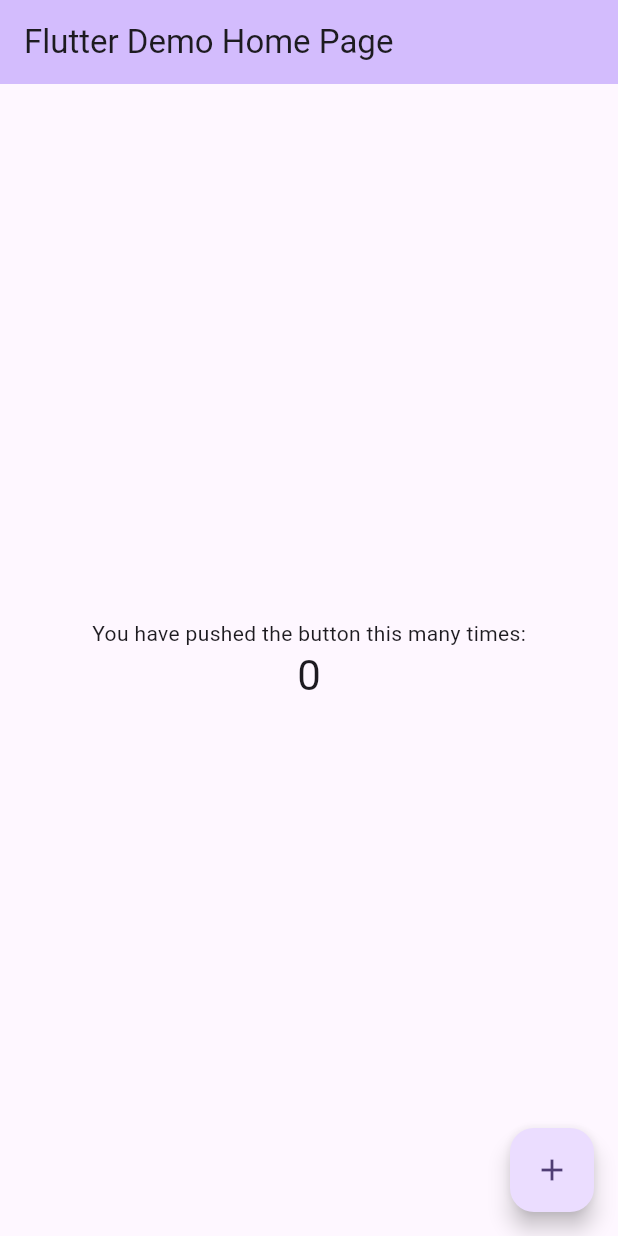
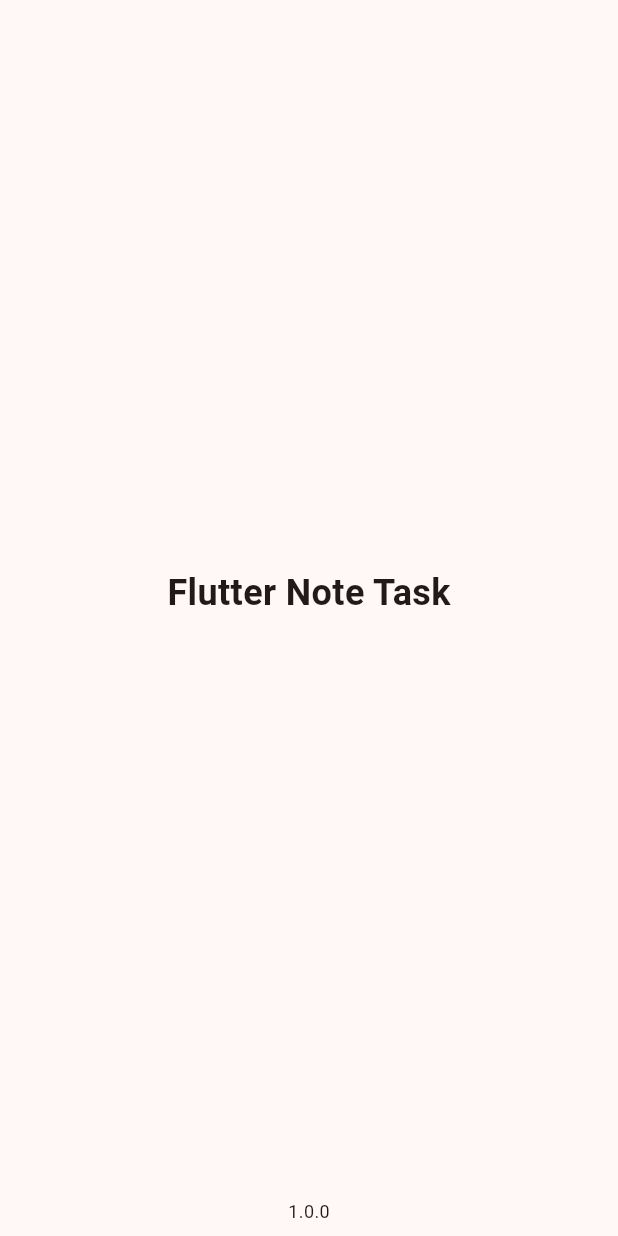
Before and after one commit to yoesuv/Flutter-Note-DB, a Flutter app: the screen it shows after launch, on a phone screen of 412 x 824 dp. Run offline on Flutter 3.47's test engine with Material 3 defaults, Android fonts, the phone set to English and light mode, and no system bars.

Commit message:
:newspaper: add route

```diff
--- a/lib/main.dart
+++ b/lib/main.dart
@@ -1,125 +1,6 @@
 import 'package:flutter/material.dart';
+import 'package:flutter_note/src/my_app.dart';
 
 void main() {
   runApp(const MyApp());
 }
-
-class MyApp extends StatelessWidget {
-  const MyApp({super.key});
-
-  // This widget is the root of your application.
-  @override
-  Widget build(BuildContext context) {
-    return MaterialApp(
-      title: 'Flutter Demo',
-      theme: ThemeData(
-        // This is the theme of your application.
-        //
-        // TRY THIS: Try running your application with "flutter run". You'll see
-        // the application has a purple toolbar. Then, without quitting the app,
-        // try changing the seedColor in the colorScheme below to Colors.green
-        // and then invoke "hot reload" (save your changes or press the "hot
-        // reload" button in a Flutter-supported IDE, or press "r" if you used
-        // the command line to start the app).
-        //
-        // Notice that the counter didn't reset back to zero; the application
-        // state is not lost during the reload. To reset the state, use hot
-        // restart instead.
-        //
-        // This works for code too, not just values: Most code changes can be
-        // tested with just a hot reload.
-        colorScheme: ColorScheme.fromSeed(seedColor: Colors.deepPurple),
-        useMaterial3: true,
-      ),
-      home: const MyHomePage(title: 'Flutter Demo Home Page'),
-    );
-  }
-}
-
-class MyHomePage extends StatefulWidget {
-  const MyHomePage({super.key, required this.title});
-
-  // This widget is the home page of your application. It is stateful, meaning
-  // that it has a State object (defined below) that contains fields that affect
-  // how it looks.
-
-  // This class is the configuration for the state. It holds the values (in this
-  // case the title) provided by the parent (in this case the App widget) and
-  // used by the build method of the State. Fields in a Widget subclass are
-  // always marked "final".
-
-  final String title;
-
-  @override
-  State<MyHomePage> createState() => _MyHomePageState();
-}
-
-class _MyHomePageState extends State<MyHomePage> {
-  int _counter = 0;
-
-  void _incrementCounter() {
-    setState(() {
-      // This call to setState tells the Flutter framework that something has
-      // changed in this State, which causes it to rerun the build method below
-      // so that the display can reflect the updated values. If we changed
-      // _counter without calling setState(), then the build method would not be
-      // called again, and so nothing would appear to happen.
-      _counter++;
-    });
-  }
-
-  @override
-  Widget build(BuildContext context) {
-    // This method is rerun every time setState is called, for instance as done
-    // by the _incrementCounter method above.
-    //
-    // The Flutter framework has been optimized to make rerunning build methods
-    // fast, so that you can just rebuild anything that needs updating rather
-    // than having to individually change instances of widgets.
-    return Scaffold(
-      appBar: AppBar(
-        // TRY THIS: Try changing the color here to a specific color (to
-        // Colors.amber, perhaps?) and trigger a hot reload to see the AppBar
-        // change color while the other colors stay the same.
-        backgroundColor: Theme.of(context).colorScheme.inversePrimary,
-        // Here we take the value from the MyHomePage object that was created by
-        // the App.build method, and use it to set our appbar title.
-        title: Text(widget.title),
-      ),
-      body: Center(
-        // Center is a layout widget. It takes a single child and positions it
-        // in the middle of the parent.
-        child: Column(
-          // Column is also a layout widget. It takes a list of children and
-          // arranges them vertically. By default, it sizes itself to fit its
-          // children horizontally, and tries to be as tall as its parent.
-          //
-          // Column has various properties to control how it sizes itself and
-          // how it positions its children. Here we use mainAxisAlignment to
-          // center the children vertically; the main axis here is the vertical
-          // axis because Columns are vertical (the cross axis would be
-          // horizontal).
-          //
-          // TRY THIS: Invoke "debug painting" (choose the "Toggle Debug Paint"
-          // action in the IDE, or press "p" in the console), to see the
-          // wireframe for each widget.
-          mainAxisAlignment: MainAxisAlignment.center,
-          children: <Widget>[
-            const Text(
-              'You have pushed the button this many times:',
-            ),
-            Text(
-              '$_counter',
-              style: Theme.of(context).textTheme.headlineMedium,
-            ),
-          ],
-        ),
-      ),
-      floatingActionButton: FloatingActionButton(
-        onPressed: _incrementCounter,
-        tooltip: 'Increment',
-        child: const Icon(Icons.add),
-      ), // This trailing comma makes auto-formatting nicer for build methods.
-    );
-  }
-}
--- /dev/null
+++ b/lib/src/core/route/app_route.dart
@@ -0,0 +1,27 @@
+import 'package:flutter/material.dart';
+import 'package:flutter_note/src/ui/screens/splash_screen.dart';
+
+class AppRoute {
+  static Route<dynamic> routes(RouteSettings settings) {
+    switch (settings.name) {
+      case "/":
+        return MaterialPageRoute(builder: (context) {
+          return const SplashScreen();
+        });
+      default:
+        return MaterialPageRoute(builder: (context) {
+          return const Scaffold(
+            body: Center(
+              child: Text(
+                "Page Not Found",
+                style: TextStyle(
+                  fontSize: 24,
+                  fontWeight: FontWeight.bold,
+                ),
+              ),
+            ),
+          );
+        });
+    }
+  }
+}
--- /dev/null
+++ b/lib/src/my_app.dart
@@ -0,0 +1,21 @@
+import 'package:flutter/material.dart';
+import 'package:flutter_note/src/core/route/app_route.dart';
+
+class MyApp extends StatelessWidget {
+  const MyApp({super.key});
+
+  @override
+  Widget build(BuildContext context) {
+    return MaterialApp(
+      title: 'Flutter Note Task',
+      theme: ThemeData(
+        colorScheme: ColorScheme.fromSeed(
+          background: Colors.white,
+          seedColor: Colors.pink,
+        ),
+        useMaterial3: true,
+      ),
+      onGenerateRoute: AppRoute.routes,
+    );
+  }
+}
--- /dev/null
+++ b/lib/src/ui/screens/splash_screen.dart
@@ -0,0 +1,35 @@
+import 'package:flutter/material.dart';
+
+class SplashScreen extends StatelessWidget {
+  const SplashScreen({super.key});
+
+  @override
+  Widget build(BuildContext context) {
+    return Scaffold(
+      body: Center(
+        child: Text(
+          "Flutter Note Task",
+          style: TextStyle(
+            fontWeight: FontWeight.bold,
+            fontSize: 24,
+          ),
+        ),
+      ),
+      bottomNavigationBar: _buildVersion(),
+    );
+  }
+
+  Widget _buildVersion() {
+    return SizedBox(
+      height: 33,
+      child: Center(
+        child: Text(
+          "1.0.0",
+          style: TextStyle(
+            fontSize: 12,
+          ),
+        ),
+      ),
+    );
+  }
+}
```
Also changed, not shown: 2 other files.
